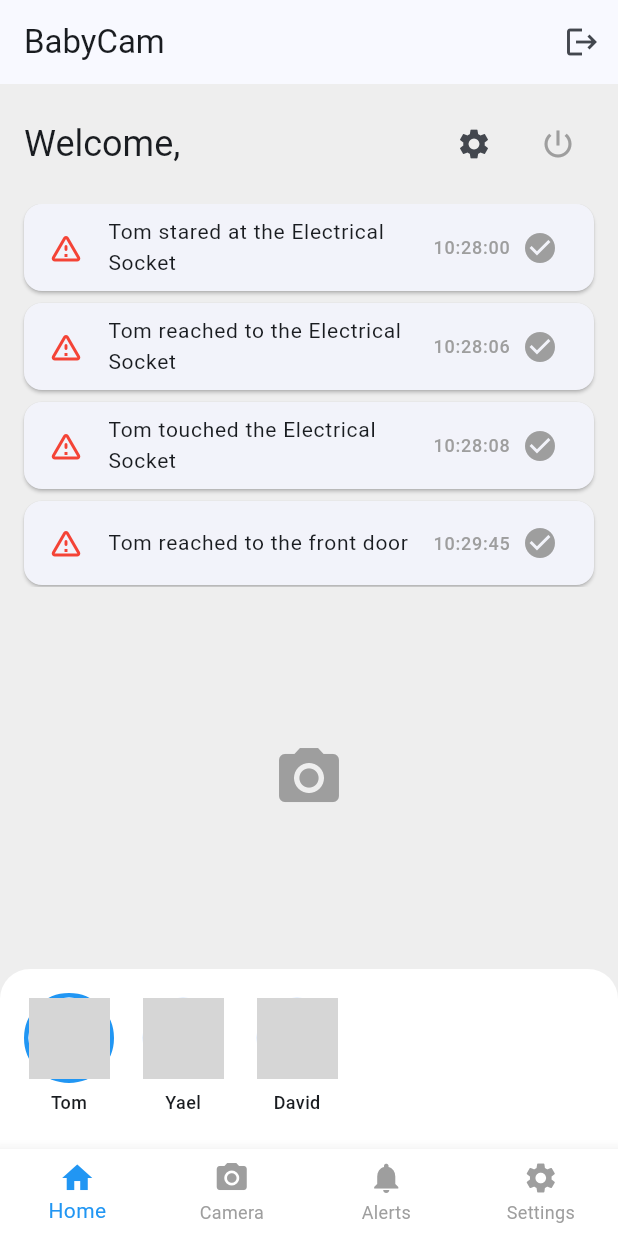
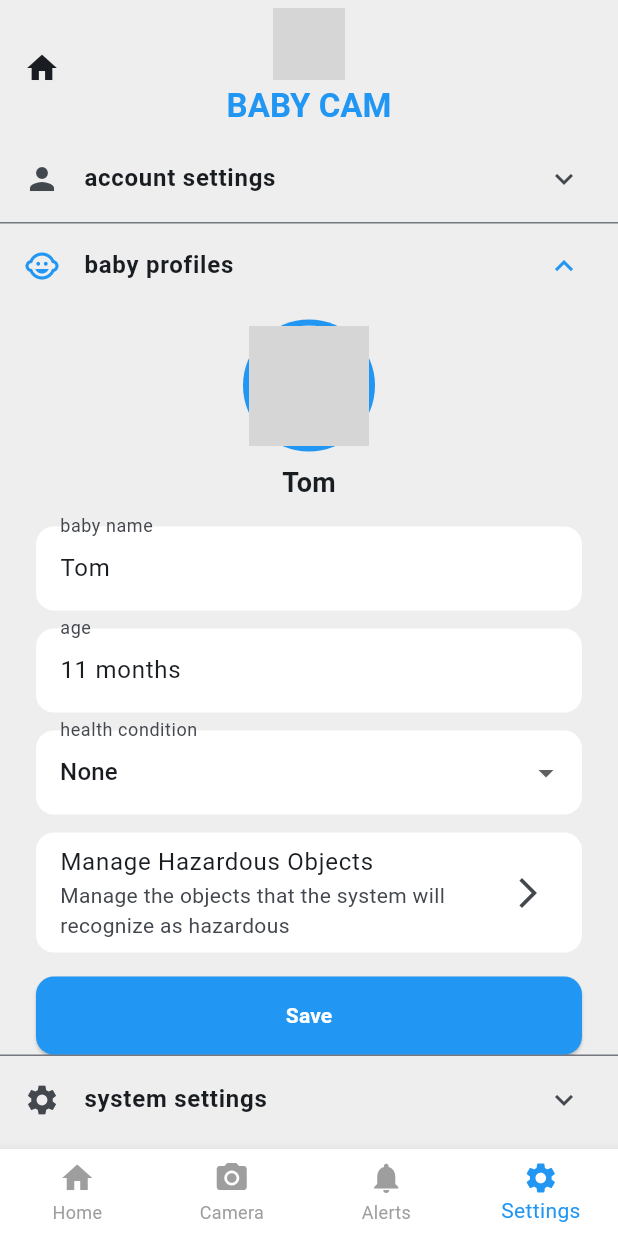
Before and after one commit to DanielMich99/BabyCam, a Flutter app: the HomeScreen screen opened directly with empty values, after a tap on the "settings" icon, on a phone screen of 412 x 824 dp. Run offline on Flutter 3.47's test engine with Material 3 defaults, Android fonts, the phone set to English and light mode, and no system bars; our stand-ins replace font_awesome_flutter, google_sign_in, shared_preferences; missing offline and left inert: flutter_facebook_auth; accounts and stored records are empty; grey boxes are pictures that could not be loaded.

Commit message:
adding setting screen

```diff
--- a/frontend/lib/screens/home_screen.dart
+++ b/frontend/lib/screens/home_screen.dart
@@ -1,6 +1,7 @@
 import 'package:flutter/material.dart';
 import '../services/auth_state.dart';
 import 'login_screen.dart';
+import 'settings_screen.dart';
 
 class NotificationItem {
   final String message;
@@ -138,7 +139,12 @@ class _HomeScreenState extends State<HomeScreen> {
                       IconButton(
                         icon: const Icon(Icons.settings),
                         onPressed: () {
-                          // Handle settings
+                          Navigator.push(
+                            context,
+                            MaterialPageRoute(
+                              builder: (context) => const SettingsScreen(),
+                            ),
+                          );
                         },
                       ),
                       const SizedBox(width: 8),
@@ -310,6 +316,14 @@ class _HomeScreenState extends State<HomeScreen> {
                   setState(() {
                     _selectedIndex = index;
                   });
+                  if (index == 3) {
+                    Navigator.push(
+                      context,
+                      MaterialPageRoute(
+                        builder: (context) => const SettingsScreen(),
+                      ),
+                    );
+                  }
                 },
                 type: BottomNavigationBarType.fixed,
                 backgroundColor: Colors.white,
--- /dev/null
+++ b/frontend/lib/screens/settings_screen.dart
@@ -0,0 +1,209 @@
+import 'package:flutter/material.dart';
+
+class SettingsScreen extends StatefulWidget {
+  const SettingsScreen({Key? key}) : super(key: key);
+
+  @override
+  State<SettingsScreen> createState() => _SettingsScreenState();
+}
+
+class _SettingsScreenState extends State<SettingsScreen> {
+  String babyName = 'Tom';
+  int babyAgeMonths = 11;
+  String healthCondition = 'None';
+  final List<String> healthConditions = ['None', 'Allergy', 'Asthma', 'Other'];
+
+  @override
+  Widget build(BuildContext context) {
+    return Scaffold(
+      backgroundColor: Colors.grey[200],
+      appBar: AppBar(
+        backgroundColor: Colors.transparent,
+        elevation: 0,
+        leading: IconButton(
+          icon: const Icon(Icons.home),
+          onPressed: () => Navigator.pop(context),
+        ),
+        title: Column(
+          children: [
+            Image.asset(
+              'assets/images/babycam_logo.png',
+              height: 48,
+            ),
+            const SizedBox(height: 4),
+            const Text('BABY CAM',
+                style:
+                    TextStyle(color: Colors.blue, fontWeight: FontWeight.bold)),
+          ],
+        ),
+        centerTitle: true,
+        toolbarHeight: 90,
+      ),
+      body: SafeArea(
+        child: SingleChildScrollView(
+          child: Column(
+            children: [
+              // Account Settings
+              ExpansionTile(
+                leading: const Icon(Icons.person),
+                title: const Text('account settings',
+                    style: TextStyle(fontWeight: FontWeight.bold)),
+                children: [
+                  // Add account settings widgets here
+                ],
+              ),
+              // Baby Profiles
+              ExpansionTile(
+                leading: const Icon(Icons.child_care),
+                title: const Text('baby profiles',
+                    style: TextStyle(fontWeight: FontWeight.bold)),
+                initiallyExpanded: true,
+                children: [
+                  Column(
+                    children: [
+                      const SizedBox(height: 8),
+                      CircleAvatar(
+                        radius: 44,
+                        backgroundColor: Colors.blue,
+                        child: CircleAvatar(
+                          radius: 40,
+                          backgroundImage: AssetImage('assets/images/tom.jpg'),
+                        ),
+                      ),
+                      const SizedBox(height: 8),
+                      Text(babyName,
+                          style: const TextStyle(
+                              fontWeight: FontWeight.bold, fontSize: 18)),
+                      const SizedBox(height: 16),
+                      Padding(
+                        padding: const EdgeInsets.symmetric(horizontal: 24.0),
+                        child: Column(
+                          children: [
+                            TextFormField(
+                              initialValue: babyName,
+                              decoration: const InputDecoration(
+                                labelText: 'baby name',
+                                filled: true,
+                                fillColor: Colors.white,
+                                border: OutlineInputBorder(
+                                    borderRadius:
+                                        BorderRadius.all(Radius.circular(12)),
+                                    borderSide: BorderSide.none),
+                              ),
+                              onChanged: (value) =>
+                                  setState(() => babyName = value),
+                            ),
+                            const SizedBox(height: 12),
+                            TextFormField(
+                              initialValue: '$babyAgeMonths months',
+                              decoration: const InputDecoration(
+                                labelText: 'age',
+                                filled: true,
+                                fillColor: Colors.white,
+                                border: OutlineInputBorder(
+                                    borderRadius:
+                                        BorderRadius.all(Radius.circular(12)),
+                                    borderSide: BorderSide.none),
+                              ),
+                              keyboardType: TextInputType.number,
+                              onChanged: (value) {
+                                final age = int.tryParse(
+                                    value.replaceAll(RegExp(r'[^0-9]'), ''));
+                                if (age != null)
+                                  setState(() => babyAgeMonths = age);
+                              },
+                            ),
+                            const SizedBox(height: 12),
+                            DropdownButtonFormField<String>(
+                              value: healthCondition,
+                              items: healthConditions
+                                  .map((c) => DropdownMenuItem(
+                                      value: c, child: Text(c)))
+                                  .toList(),
+                              onChanged: (value) => setState(
+                                  () => healthCondition = value ?? 'None'),
+                              decoration: const InputDecoration(
+                                labelText: 'health condition',
+                                filled: true,
+                                fillColor: Colors.white,
+                                border: OutlineInputBorder(
+                                    borderRadius:
+                                        BorderRadius.all(Radius.circular(12)),
+                                    borderSide: BorderSide.none),
+                              ),
+                            ),
+                            const SizedBox(height: 12),
+                            ListTile(
+                              title: const Text('Manage Hazardous Objects'),
+                              subtitle: const Text(
+                                  'Manage the objects that the system will recognize as hazardous'),
+                              trailing: const Icon(Icons.arrow_forward_ios),
+                              onTap: () {
+                                // Navigate to hazardous objects management
+                              },
+                              shape: RoundedRectangleBorder(
+                                  borderRadius: BorderRadius.circular(12)),
+                              tileColor: Colors.white,
+                            ),
+                            const SizedBox(height: 16),
+                            SizedBox(
+                              width: double.infinity,
+                              child: ElevatedButton(
+                                onPressed: () {
+                                  // Save logic
+                                },
+                                style: ElevatedButton.styleFrom(
+                                  backgroundColor: Colors.blue,
+                                  shape: RoundedRectangleBorder(
+                                      borderRadius: BorderRadius.circular(12)),
+                                  padding:
+                                      const EdgeInsets.symmetric(vertical: 16),
+                                ),
+                                child: const Text('Save',
+                                    style: TextStyle(
+                                        color: Colors.white,
+                                        fontWeight: FontWeight.bold)),
+                              ),
+                            ),
+                          ],
+                        ),
+                      ),
+                    ],
+                  ),
+                ],
+              ),
+              // System Settings
+              ExpansionTile(
+                leading: const Icon(Icons.settings),
+                title: const Text('system settings',
+                    style: TextStyle(fontWeight: FontWeight.bold)),
+                children: [
+                  // Add system settings widgets here
+                ],
+              ),
+            ],
+          ),
+        ),
+      ),
+      bottomNavigationBar: BottomNavigationBar(
+        currentIndex: 3,
+        type: BottomNavigationBarType.fixed,
+        backgroundColor: Colors.white,
+        selectedItemColor: Colors.blue,
+        unselectedItemColor: Colors.grey,
+        items: const [
+          BottomNavigationBarItem(icon: Icon(Icons.home), label: 'Home'),
+          BottomNavigationBarItem(
+              icon: Icon(Icons.camera_alt), label: 'Camera'),
+          BottomNavigationBarItem(
+              icon: Icon(Icons.notifications), label: 'Alerts'),
+          BottomNavigationBarItem(
+              icon: Icon(Icons.settings), label: 'Settings'),
+        ],
+        onTap: (index) {
+          // Handle navigation
+        },
+      ),
+    );
+  }
+}
--- a/frontend/lib/services/auth_service.dart
+++ b/frontend/lib/services/auth_service.dart
@@ -6,13 +6,13 @@ import 'dart:io' show Platform;
 class AuthService {
   // For Android Emulator, use 10.0.2.2 to access host machine's localhost
   // For iOS Simulator, use 127.0.0.1
-static final String baseUrl = _getBaseUrl();
+  static final String baseUrl = _getBaseUrl();
 
   static String _getBaseUrl() {
     if (kIsWeb) {
       return 'http://localhost:8000/auth';
     } else if (Platform.isAndroid) {
-      return 'http://192.168.1.205:8000/auth';  // <-- כתובת ה-IP של המחשב שלך
+      return 'http://10.0.2.2:8000/auth';
     } else if (Platform.isIOS) {
       return 'http://127.0.0.1:8000/auth';
     } else if (Platform.isWindows || Platform.isMacOS || Platform.isLinux) {
@@ -20,8 +20,7 @@ static final String baseUrl = _getBaseUrl();
     } else {
       throw UnsupportedError('Unsupported platform');
     }
-}
-
+  }
 
   Future<Map<String, dynamic>> register({
     required String email,
```
